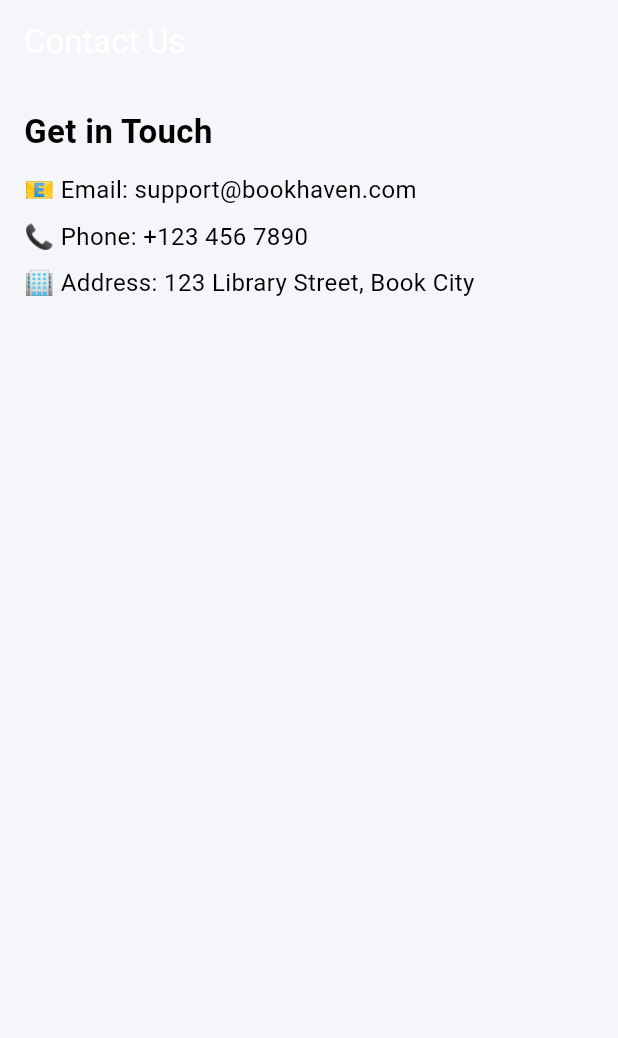
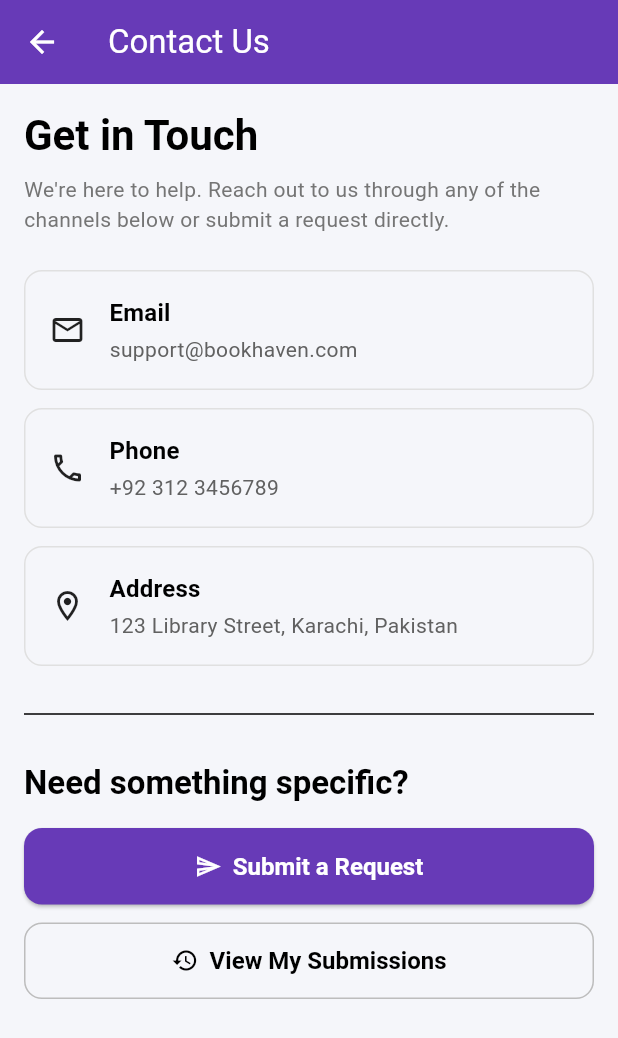
Before and after one commit to RajeelSiddiqui1/e-project-flutter, a Flutter app: the HomeScreen screen opened directly, after a tap on "Contact", on a phone screen of 412 x 824 dp. Shown: the top 1038 px of the screen. Run offline on Flutter 3.47's test engine with Material 3 defaults, Android fonts, the phone set to English and light mode, and no system bars; our stand-ins replace cloud_firestore, firebase_auth, firebase_core, flutter_animate, get, get_storage and 1 more; accounts and stored records are empty; Roboto replaces fonts that are missing (Georgia).

Commit message:
add contact us

```diff
--- /dev/null
+++ b/firebaseproject/lib/user/contact/contact.dart
@@ -0,0 +1,123 @@
+import 'package:firebaseproject/user/contact/contact_form_screen.dart';
+import 'package:firebaseproject/user/contact/my_submissions_screen.dart';
+import 'package:flutter/material.dart';
+import 'package:get/get.dart';
+
+class ContactScreen extends StatelessWidget {
+  const ContactScreen({super.key});
+
+  @override
+  Widget build(BuildContext context) {
+    return Scaffold(
+      appBar: AppBar(
+        title: const Text("Contact Us", style: TextStyle(fontFamily: 'Georgia')),
+        elevation: 0,
+      ),
+      body: SingleChildScrollView(
+        padding: const EdgeInsets.all(16.0),
+        child: Column(
+          crossAxisAlignment: CrossAxisAlignment.start,
+          children: [
+            Text(
+              "Get in Touch",
+              style: Theme.of(context).textTheme.headlineMedium?.copyWith(
+                    fontWeight: FontWeight.bold,
+                    fontFamily: 'Georgia',
+                  ),
+            ),
+            const SizedBox(height: 8),
+            Text(
+              "We're here to help. Reach out to us through any of the channels below or submit a request directly.",
+              style: Theme.of(context).textTheme.bodyMedium?.copyWith(color: Colors.grey.shade600),
+            ),
+            const SizedBox(height: 24),
+            _buildContactInfoTile(
+              context,
+              icon: Icons.email_outlined,
+              title: "Email",
+              subtitle: "support@bookhaven.com",
+            ),
+            const SizedBox(height: 12),
+            _buildContactInfoTile(
+              context,
+              icon: Icons.phone_outlined,
+              title: "Phone",
+              subtitle: "+92 312 3456789", // Localized number
+            ),
+            const SizedBox(height: 12),
+            _buildContactInfoTile(
+              context,
+              icon: Icons.location_on_outlined,
+              title: "Address",
+              subtitle: "123 Library Street, Karachi, Pakistan", // Localized address
+            ),
+            const Padding(
+              padding: EdgeInsets.symmetric(vertical: 24.0),
+              child: Divider(),
+            ),
+            Text(
+              "Need something specific?",
+              style: Theme.of(context).textTheme.titleLarge?.copyWith(
+                    fontWeight: FontWeight.bold,
+                  ),
+            ),
+            const SizedBox(height: 16),
+            SizedBox(
+              width: double.infinity,
+              child: ElevatedButton.icon(
+                icon: const Icon(Icons.send_outlined),
+                label: const Text("Submit a Request"),
+                onPressed: () => Get.to(() => const ContactFormScreen()),
+                style: ElevatedButton.styleFrom(
+                  padding: const EdgeInsets.symmetric(vertical: 16),
+                  shape: RoundedRectangleBorder(borderRadius: BorderRadius.circular(12)),
+                  textStyle: const TextStyle(fontSize: 16, fontWeight: FontWeight.bold),
+                ),
+              ),
+            ),
+            const SizedBox(height: 12),
+            SizedBox(
+              width: double.infinity,
+              child: OutlinedButton.icon(
+                icon: const Icon(Icons.history_outlined),
+                label: const Text("View My Submissions"),
+                onPressed: () => Get.to(() => const MySubmissionsScreen()),
+                style: OutlinedButton.styleFrom(
+                  foregroundColor: Colors.black,
+                  side: BorderSide(color: Colors.grey.shade400),
+                  padding: const EdgeInsets.symmetric(vertical: 16),
+                  shape: RoundedRectangleBorder(borderRadius: BorderRadius.circular(12)),
+                  textStyle: const TextStyle(fontSize: 16, fontWeight: FontWeight.bold),
+                ),
+              ),
+            ),
+          ],
+        ),
+      ),
+    );
+  }
+
+  Widget _buildContactInfoTile(BuildContext context, {required IconData icon, required String title, required String subtitle}) {
+    return Container(
+      padding: const EdgeInsets.all(16),
+      decoration: BoxDecoration(
+        borderRadius: BorderRadius.circular(12),
+        border: Border.all(color: Colors.grey.shade300),
+      ),
+      child: Row(
+        children: [
+          Icon(icon, color: Colors.black87, size: 24),
+          const SizedBox(width: 16),
+          Column(
+            crossAxisAlignment: CrossAxisAlignment.start,
+            children: [
+              Text(title, style: Theme.of(context).textTheme.titleMedium?.copyWith(fontWeight: FontWeight.bold)),
+              const SizedBox(height: 2),
+              Text(subtitle, style: Theme.of(context).textTheme.bodyMedium?.copyWith(color: Colors.grey.shade700)),
+            ],
+          ),
+        ],
+      ),
+    );
+  }
+}
--- a/firebaseproject/lib/user/home/contact.dart
+++ /dev/null
@@ -1,35 +0,0 @@
-import 'package:flutter/material.dart';
-
-class ContactScreen extends StatelessWidget {
-  const ContactScreen({super.key});
-
-  @override
-  Widget build(BuildContext context) {
-    return Scaffold(
-      appBar: AppBar(
-        title: const Text("Contact Us"),
-        automaticallyImplyLeading: false,
-        backgroundColor: Colors.transparent,
-        elevation: 0,
-      ),
-      body: Padding(
-        padding: const EdgeInsets.all(16.0),
-        child: Column(
-          crossAxisAlignment: CrossAxisAlignment.start,
-          children: const [
-            Text(
-              "Get in Touch",
-              style: TextStyle(fontSize: 22, fontWeight: FontWeight.bold),
-            ),
-            SizedBox(height: 12),
-            Text("📧 Email: support@bookhaven.com", style: TextStyle(fontSize: 16)),
-            SizedBox(height: 8),
-            Text("📞 Phone: +123 456 7890", style: TextStyle(fontSize: 16)),
-            SizedBox(height: 8),
-            Text("🏢 Address: 123 Library Street, Book City", style: TextStyle(fontSize: 16)),
-          ],
-        ),
-      ),
-    );
-  }
-}
--- a/firebaseproject/lib/user/home/home.dart
+++ b/firebaseproject/lib/user/home/home.dart
@@ -4,7 +4,7 @@ import 'package:firebaseproject/user/auth/login.dart';
 import 'package:firebaseproject/user/home/about.dart';
 import 'package:firebaseproject/user/home/all_products.dart';
 import 'package:firebaseproject/user/home/cart_icon.dart';
-import 'package:firebaseproject/user/home/contact.dart';
+import 'package:firebaseproject/user/contact/contact.dart';
 import 'package:firebaseproject/user/home/orders.dart';
 import 'package:firebaseproject/user/home/product_detail.dart';
 import 'package:firebaseproject/user/home/wish_list.dart';
@@ -13,8 +13,7 @@ import 'package:flutter/material.dart';
 import 'package:flutter_animate/flutter_animate.dart';
 import 'package:get/get.dart';
 
-// --- REFACTOR: Centralized Wishlist Logic ---
-// This service removes duplicated code from HomeScreen and CategoryProductsScreen.
+// --- WishlistService remains unchanged as it contains no color references ---
 class WishlistService {
   final FirebaseFirestore _firestore = FirebaseFirestore.instance;
   final FirebaseAuth _auth = FirebaseAuth.instance;
@@ -67,7 +66,6 @@ class WishlistService {
     }
   }
 }
-// --- END REFACTOR ---
 
 class HomeScreen extends StatefulWidget {
   const HomeScreen({super.key});
@@ -79,15 +77,13 @@ class HomeScreen extends StatefulWidget {
 class _HomeScreenState extends State<HomeScreen> {
   final FirebaseFirestore _firestore = FirebaseFirestore.instance;
   final User? user = FirebaseAuth.instance.currentUser;
-  final WishlistService _wishlistService = WishlistService(); // Use the service
+  final WishlistService _wishlistService = WishlistService();
 
   @override
   Widget build(BuildContext context) {
     return Scaffold(
       appBar: _buildAppBar(),
-      // --- REFACTOR: Using a proper BottomAppBar ---
       bottomNavigationBar: _buildBottomNavBar(),
-      // --- END REFACTOR ---
       body: RefreshIndicator(
         onRefresh: () async => setState(() {}),
         child: SingleChildScrollView(
@@ -99,7 +95,7 @@ class _HomeScreenState extends State<HomeScreen> {
               _buildSectionHeader('New & Noteworthy'),
               _buildProductsSection(),
               _buildAboutCompanySection(),
-              const SizedBox(height: 20), // Padding at the end
+              const SizedBox(height: 20),
             ],
           ).animate().fadeIn(duration: 500.ms),
         ),
@@ -129,7 +125,7 @@ class _HomeScreenState extends State<HomeScreen> {
           },
         ),
       ],
-      backgroundColor: Colors.transparent,
+      // Kept transparent for colorless theme
       elevation: 0,
     );
   }
@@ -157,19 +153,19 @@ class _HomeScreenState extends State<HomeScreen> {
       builder: (context, snapshot) {
         if (!snapshot.hasData) return const _ShimmerGrid();
         if (snapshot.data!.docs.isEmpty) {
-          return const Center(
+          return Center(
             child: Padding(
-              padding: EdgeInsets.symmetric(vertical: 60),
+              padding: const EdgeInsets.symmetric(vertical: 60),
               child: Column(
                 mainAxisAlignment: MainAxisAlignment.center,
                 children: [
-                  Icon(Icons.book_outlined, size: 64, color: Colors.grey),
-                  SizedBox(height: 16),
+                  Icon(Icons.book_outlined, size: 64, color: Colors.grey.shade600),
+                  const SizedBox(height: 16),
                   Text('No Books Found', style: TextStyle(fontSize: 18)),
-                  SizedBox(height: 8),
+                  const SizedBox(height: 8),
                   Text(
                     'Check back later for new arrivals!',
-                    style: TextStyle(color: Colors.grey),
+                    style: TextStyle(color: Colors.grey.shade600),
                   ),
                 ],
               ),
@@ -184,7 +180,7 @@ class _HomeScreenState extends State<HomeScreen> {
             crossAxisCount: 2,
             mainAxisSpacing: 16,
             crossAxisSpacing: 16,
-            childAspectRatio: 0.68, // Adjusted for better text visibility
+            childAspectRatio: 0.68,
           ),
           itemCount: snapshot.data!.docs.length,
           itemBuilder: (context, index) {
@@ -205,7 +201,6 @@ class _HomeScreenState extends State<HomeScreen> {
                   productData: productData,
                   productId: productId,
                   isWishlisted: isWishlisted,
-                  // --- REFACTOR: Call the service ---
                   onWishlistToggle: () =>
                       _wishlistService.toggleWishlist(productId, productData),
                 );
@@ -217,7 +212,6 @@ class _HomeScreenState extends State<HomeScreen> {
     );
   }
 
-  // --- REFACTOR: Removed ExpansionTile for better UX ---
   Widget _buildCategoriesSection() {
     return StreamBuilder<QuerySnapshot>(
       stream: _firestore.collection('categories').orderBy('title').snapshots(),
@@ -250,9 +244,7 @@ class _HomeScreenState extends State<HomeScreen> {
       },
     );
   }
-  // --- END REFACTOR ---
 
-  // --- REFACTOR: A proper BottomAppBar for superior UI ---
   Widget _buildBottomNavBar() {
     return BottomAppBar(
       shape: const CircularNotchedRectangle(),
@@ -273,7 +265,6 @@ class _HomeScreenState extends State<HomeScreen> {
               label: 'Wishlist',
               onTap: () => Get.to(() => const WishlistScreen()),
             ),
-
             _NavButton(
               icon: Icons.receipt_long_outlined,
               label: 'Orders',
@@ -301,8 +292,6 @@ class _HomeScreenState extends State<HomeScreen> {
     );
   }
 
-  // --- END REFACTOR ---
-
   Widget _buildAboutCompanySection() {
     return Padding(
       padding: const EdgeInsets.all(16.0),
@@ -325,9 +314,7 @@ class _HomeScreenState extends State<HomeScreen> {
             const SizedBox(height: 12),
             Text(
               'BookHaven is your go-to destination for the latest and greatest in books. Discover new genres, authors, and stories every week!',
-              style: Theme.of(
-                context,
-              ).textTheme.bodyMedium?.copyWith(height: 1.5),
+              style: Theme.of(context).textTheme.bodyMedium?.copyWith(height: 1.5),
             ),
           ],
         ),
@@ -359,14 +346,12 @@ class _NavButton extends StatelessWidget {
             Icon(
               icon,
               size: 24,
-              color: Theme.of(context).iconTheme.color?.withOpacity(0.8),
+              color: Colors.grey.shade700, // Replaced Theme-based color
             ),
             const SizedBox(height: 4),
             Text(
               label,
-              style: Theme.of(
-                context,
-              ).textTheme.bodySmall?.copyWith(fontSize: 10),
+              style: Theme.of(context).textTheme.bodySmall?.copyWith(fontSize: 10),
             ),
           ],
         ),
@@ -409,7 +394,7 @@ class _CategoryTile extends StatelessWidget {
                     : null,
               ),
               child: imageUrl.isEmpty
-                  ? const Icon(Icons.category, color: Colors.grey)
+                  ? const Icon(Icons.category)
                   : null,
             ),
             const SizedBox(height: 10),
@@ -418,9 +403,9 @@ class _CategoryTile extends StatelessWidget {
               maxLines: 1,
               overflow: TextOverflow.ellipsis,
               textAlign: TextAlign.center,
-              style: Theme.of(
-                context,
-              ).textTheme.bodySmall?.copyWith(fontWeight: FontWeight.w600),
+              style: Theme.of(context).textTheme.bodySmall?.copyWith(
+                    fontWeight: FontWeight.w600,
+                  ),
             ),
           ],
         ),
@@ -429,7 +414,6 @@ class _CategoryTile extends StatelessWidget {
   }
 }
 
-// --- REFACTOR: Polished Product Card UI ---
 class _ProductCard extends StatelessWidget {
   final Map<String, dynamic> productData;
   final String productId;
@@ -457,8 +441,7 @@ class _ProductCard extends StatelessWidget {
         borderRadius: BorderRadius.circular(12),
         side: BorderSide(color: Colors.grey.shade300, width: 1),
       ),
-      clipBehavior:
-          Clip.antiAlias, // Ensures content respects the border radius
+      clipBehavior: Clip.antiAlias,
       child: InkWell(
         onTap: () => Get.to(
           () => ProductDetailScreen(productId: productId, product: productData),
@@ -473,7 +456,7 @@ class _ProductCard extends StatelessWidget {
                 children: [
                   Container(
                     width: double.infinity,
-                    color: Colors.grey.shade100,
+                    color: Colors.grey.shade200, // Replaced Colors.grey.shade100
                     child: imageUrl != null && imageUrl.isNotEmpty
                         ? Image.network(
                             imageUrl,
@@ -483,14 +466,14 @@ class _ProductCard extends StatelessWidget {
                                 : const Center(
                                     child: CircularProgressIndicator(
                                       strokeWidth: 2,
-                                      color: Colors.grey,
+                                      color: Colors.grey, // Grayscale loading
                                     ),
                                   ),
                             errorBuilder: (c, e, s) => const Center(
                               child: Icon(
                                 Icons.book_outlined,
                                 size: 50,
-                                color: Colors.grey,
+                                color: Colors.grey, // Grayscale icon
                               ),
                             ),
                           )
@@ -498,7 +481,7 @@ class _ProductCard extends StatelessWidget {
                             child: Icon(
                               Icons.book_outlined,
                               size: 50,
-                              color: Colors.grey,
+                              color: Colors.grey, // Grayscale icon
                             ),
                           ),
                   ),
@@ -512,13 +495,13 @@ class _ProductCard extends StatelessWidget {
                           vertical: 3,
                         ),
                         decoration: BoxDecoration(
-                          color: Colors.black87,
+                          color: Colors.grey.shade800, // Replaced Colors.black87
                           borderRadius: BorderRadius.circular(4),
                         ),
                         child: Text(
                           '${discount.toStringAsFixed(0)}% OFF',
                           style: const TextStyle(
-                            color: Colors.white,
+                            color: Colors.white, // Kept white for contrast
                             fontSize: 10,
                             fontWeight: FontWeight.bold,
                           ),
@@ -528,7 +511,9 @@ class _ProductCard extends StatelessWidget {
                   IconButton(
                     icon: Icon(
                       isWishlisted ? Icons.favorite : Icons.favorite_border,
-                      color: isWishlisted ? Colors.red : Colors.black,
+                      color: isWishlisted
+                          ? Colors.grey.shade700
+                          : Colors.black, // Replaced Colors.red
                     ),
                     onPressed: onWishlistToggle,
                   ),
@@ -559,9 +544,9 @@ class _ProductCard extends StatelessWidget {
                         if (discount > 0)
                           Text(
                             '\$${price.toStringAsFixed(2)}',
-                            style: const TextStyle(
+                            style: TextStyle(
                               fontSize: 12,
-                              color: Colors.grey,
+                              color: Colors.grey.shade600, // Grayscale
                               decoration: TextDecoration.lineThrough,
                             ),
                           ),
@@ -584,7 +569,6 @@ class _ProductCard extends StatelessWidget {
     );
   }
 }
-// --- END REFACTOR ---
 
 class _ShimmerGrid extends StatelessWidget {
   const _ShimmerGrid();
@@ -617,7 +601,7 @@ class _ShimmerGrid extends StatelessWidget {
                   borderRadius: const BorderRadius.vertical(
                     top: Radius.circular(12),
                   ),
-                  color: Colors.grey[200],
+                  color: Colors.grey.shade200, // Grayscale background
                 ),
               ),
             ),
@@ -631,10 +615,14 @@ class _ShimmerGrid extends StatelessWidget {
                     Container(
                       width: double.infinity,
                       height: 16,
-                      color: Colors.grey[200],
+                      color: Colors.grey.shade200, // Grayscale shimmer
                     ),
                     const SizedBox(height: 8),
-                    Container(width: 60, height: 16, color: Colors.grey[200]),
+                    Container(
+                      width: 60,
+                      height: 16,
+                      color: Colors.grey.shade200, // Grayscale shimmer
+                    ),
                   ],
                 ),
               ),
@@ -667,11 +655,15 @@ class _ShimmerList extends StatelessWidget {
                 height: 70,
                 decoration: BoxDecoration(
                   shape: BoxShape.circle,
-                  color: Colors.grey[200],
+                  color: Colors.grey.shade200, // Grayscale shimmer
                 ),
               ),
               const SizedBox(height: 10),
-              Container(width: 60, height: 14, color: Colors.grey[200]),
+              Container(
+                width: 60,
+                height: 14,
+                color: Colors.grey.shade200, // Grayscale shimmer
+              ),
             ],
           ),
         ),
@@ -680,7 +672,6 @@ class _ShimmerList extends StatelessWidget {
   }
 }
 
-// --- REFACTOR: CategoryProductsScreen using WishlistService ---
 class CategoryProductsScreen extends StatelessWidget {
   final String categoryId;
   final String categoryTitle;
@@ -692,8 +683,7 @@ class CategoryProductsScreen extends StatelessWidget {
 
   @override
   Widget build(BuildContext context) {
-    final WishlistService wishlistService =
-        WishlistService(); // Use the service
+    final WishlistService wishlistService = WishlistService();
 
     return Scaffold(
       appBar: AppBar(
@@ -702,7 +692,7 @@ class CategoryProductsScreen extends StatelessWidget {
           style: const TextStyle(fontFamily: 'Georgia'),
         ),
         elevation: 0,
-        backgroundColor: Colors.transparent,
+        // Kept transparent
       ),
       body: RefreshIndicator(
         onRefresh: () async => Future.delayed(const Duration(seconds: 1)),
@@ -719,7 +709,11 @@ class CategoryProductsScreen extends StatelessWidget {
                 child: Column(
                   mainAxisAlignment: MainAxisAlignment.center,
                   children: [
-                    Icon(Icons.book_outlined, size: 64, color: Colors.grey),
+                    Icon(
+                      Icons.book_outlined,
+                      size: 64,
+                      color: Colors.grey.shade600, // Grayscale icon
+                    ),
                     const SizedBox(height: 16),
                     Text(
                       'No Books Found in this Genre',
@@ -752,17 +746,13 @@ class CategoryProductsScreen extends StatelessWidget {
                       .snapshots(),
                   builder: (context, wishlistSnapshot) {
                     bool isWishlisted =
-                        wishlistSnapshot.hasData &&
-                        wishlistSnapshot.data!.exists;
+                        wishlistSnapshot.hasData && wishlistSnapshot.data!.exists;
                     return _ProductCard(
                       productData: productData,
                       productId: productId,
                       isWishlisted: isWishlisted,
-                      // --- REFACTOR: Using the clean, single service call ---
-                      onWishlistToggle: () => wishlistService.toggleWishlist(
-                        productId,
-                        productData,
-                      ),
+                      onWishlistToggle: () =>
+                          wishlistService.toggleWishlist(productId, productData),
                     );
                   },
                 );
@@ -774,4 +764,3 @@ class CategoryProductsScreen extends StatelessWidget {
     );
   }
 }
-// --- END REFACTOR ---
```
Also changed, not shown: firebaseproject/lib/user/contact/contact_form_screen.dart (added, +123 -0 lines), firebaseproject/lib/user/contact/my_submissions_screen.dart (added, +180 -0 lines). Lines whose indentation alone changed are shown as unchanged.
